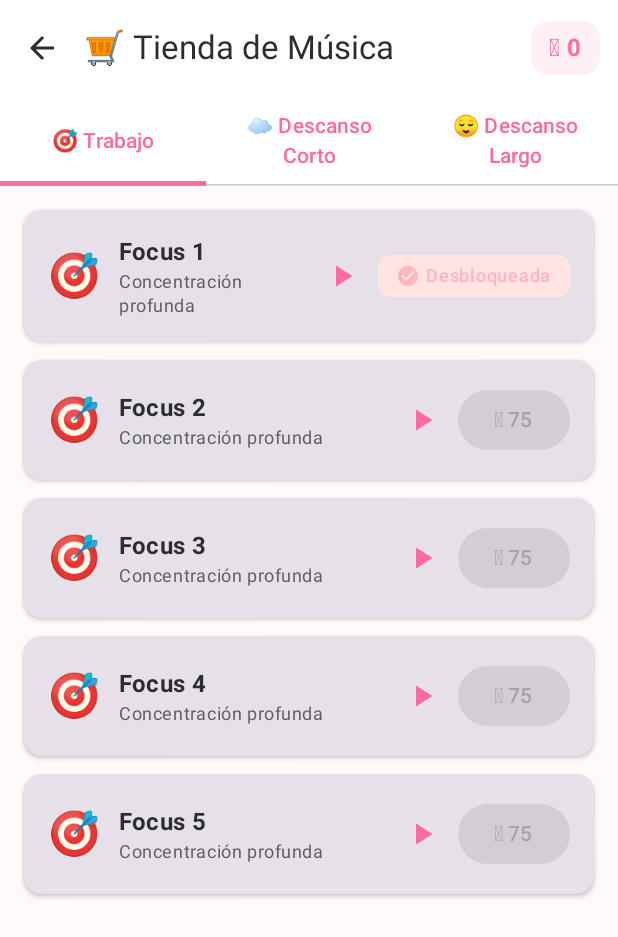
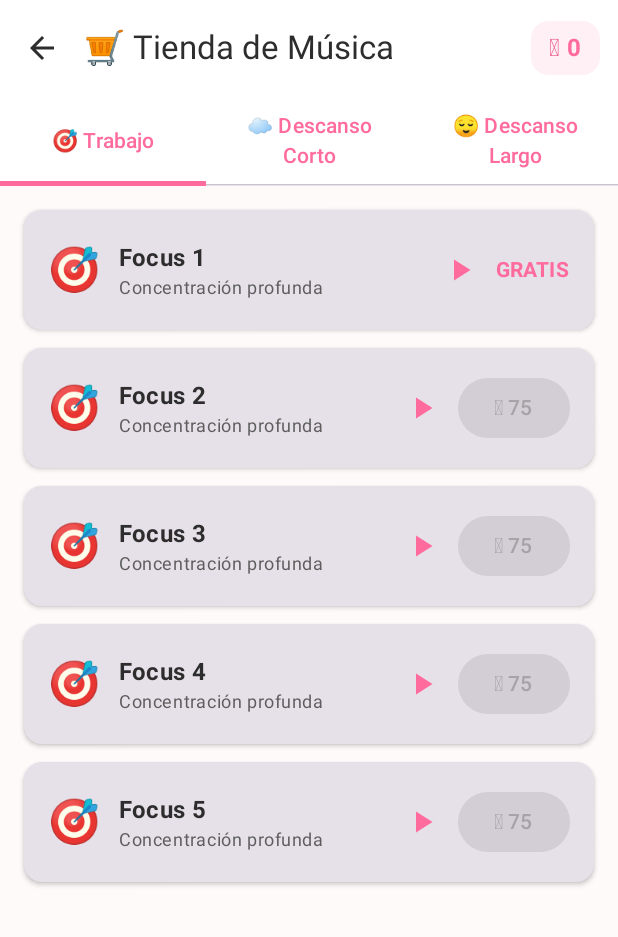
Before and after one commit to Adano89859/PomodoroAndroid, an Android app built with Jetpack Compose: the screen it shows after launch (MainActivity), after a tap on "Tienda", on a phone screen of 412 x 824 dp. Shown: the top 937 px of the screen. Run offline under Robolectric (Android 15) with nearby library versions, the light colour scheme and no system bars; our stand-ins replace Room's generated code; 3 other taps on this screen came first.

Commit message:
Compras en la tienda, ahora se pueden gastar monedas en la tienda a cambio de canciones.

```diff
--- a/app/src/main/java/com/example/pomodoro/ui/shop/ShopScreen.kt
+++ b/app/src/main/java/com/example/pomodoro/ui/shop/ShopScreen.kt
@@ -11,6 +11,7 @@ import androidx.compose.ui.Alignment
 import androidx.compose.ui.Modifier
 import androidx.compose.ui.text.font.FontWeight
 import androidx.compose.ui.unit.dp
+import androidx.lifecycle.viewmodel.compose.viewModel
 import com.example.pomodoro.data.model.MusicTrack
 import com.example.pomodoro.data.model.SessionType
 import com.example.pomodoro.ui.timer.PomodoroViewModel
@@ -22,7 +23,10 @@ fun ShopScreen(
     viewModel: PomodoroViewModel,
     onNavigateBack: () -> Unit
 ) {
+    val shopViewModel: ShopViewModel = viewModel()
     val userCoins by viewModel.userCoins.collectAsState()
+    val unlockedMusicIds by shopViewModel.unlockedMusicIds.collectAsState(initial = emptyList())
+    val purchaseState by shopViewModel.purchaseState.collectAsState()
 
     var selectedTab by remember { mutableStateOf(0) }
     val tabs = listOf("🎯 Trabajo", "☁️ Descanso Corto", "😌 Descanso Largo")
@@ -37,7 +41,6 @@ fun ShopScreen(
                     }
                 },
                 actions = {
-                    // Mostrar monedas disponibles
                     Surface(
                         color = MaterialTheme.colorScheme.primaryContainer,
                         shape = MaterialTheme.shapes.medium,
@@ -69,7 +72,6 @@ fun ShopScreen(
                 .fillMaxSize()
                 .padding(padding)
         ) {
-            // Tabs para categorías
             TabRow(selectedTabIndex = selectedTab) {
                 tabs.forEachIndexed { index, title ->
                     Tab(
@@ -80,7 +82,6 @@ fun ShopScreen(
                 }
             }
 
-            // Lista de canciones según la categoría
             val sessionType = when (selectedTab) {
                 0 -> SessionType.WORK
                 1 -> SessionType.SHORT_BREAK
@@ -98,17 +99,60 @@ fun ShopScreen(
                     MusicTrackShopItem(
                         track = track,
                         userCoins = userCoins,
-                        isUnlocked = track.price == 0, // TODO: Verificar con BD
+                        isUnlocked = track.id in unlockedMusicIds,
                         onPurchase = {
-                            // TODO: Implementar compra
+                            shopViewModel.purchaseTrack(track.id)
                         },
                         onPreview = {
-                            // TODO: Implementar preview
+                            // TODO: Implementar preview más adelante
                         }
                     )
                 }
             }
         }
+    }
+
+    // Diálogos de estado de compra
+    when (val state = purchaseState) {
+        is PurchaseState.Success -> {
+            AlertDialog(
+                onDismissRequest = { shopViewModel.dismissPurchaseState() },
+                icon = {
+                    Text("🎉", style = MaterialTheme.typography.displayMedium)
+                },
+                title = { Text("¡Compra exitosa!") },
+                text = { Text("Has desbloqueado: ${state.trackName}") },
+                confirmButton = {
+                    TextButton(onClick = { shopViewModel.dismissPurchaseState() }) {
+                        Text("Genial")
+                    }
+                }
+            )
+        }
+        is PurchaseState.Error -> {
+            AlertDialog(
+                onDismissRequest = { shopViewModel.dismissPurchaseState() },
+                icon = {
+                    Icon(Icons.Default.Error, null, tint = MaterialTheme.colorScheme.error)
+                },
+                title = { Text("Error") },
+                text = { Text(state.message) },
+                confirmButton = {
+                    TextButton(onClick = { shopViewModel.dismissPurchaseState() }) {
+                        Text("Entendido")
+                    }
+                }
+            )
+        }
+        is PurchaseState.Loading -> {
+            Box(
+                modifier = Modifier.fillMaxSize(),
+                contentAlignment = Alignment.Center
+            ) {
+                CircularProgressIndicator()
+            }
+        }
+        else -> { /* Idle, no hacer nada */ }
     }
 }
 
@@ -131,7 +175,6 @@ fun MusicTrackShopItem(
             horizontalArrangement = Arrangement.SpaceBetween,
             verticalAlignment = Alignment.CenterVertically
         ) {
-            // Info de la canción
             Row(
                 modifier = Modifier.weight(1f),
                 horizontalArrangement = Arrangement.spacedBy(12.dp),
@@ -156,7 +199,6 @@ fun MusicTrackShopItem(
                 }
             }
 
-            // Botón de preview
             IconButton(onClick = onPreview) {
                 Icon(
                     Icons.Default.PlayArrow,
@@ -165,7 +207,6 @@ fun MusicTrackShopItem(
                 )
             }
 
-            // Estado: Gratis/Comprar/Desbloqueada
             if (isUnlocked) {
                 Surface(
                     color = MaterialTheme.colorScheme.secondaryContainer,
@@ -183,7 +224,7 @@ fun MusicTrackShopItem(
                             tint = MaterialTheme.colorScheme.secondary
                         )
                         Text(
-                            text = "Desbloqueada",
+                            text = "Tuya",
                             style = MaterialTheme.typography.labelMedium,
                             color = MaterialTheme.colorScheme.secondary
                         )
--- /dev/null
+++ b/app/src/main/java/com/example/pomodoro/ui/shop/ShopViewModel.kt
@@ -0,0 +1,54 @@
+package com.example.pomodoro.ui.shop
+
+import android.app.Application
+import androidx.lifecycle.AndroidViewModel
+import androidx.lifecycle.viewModelScope
+import com.example.pomodoro.data.database.AppDatabase
+import com.example.pomodoro.data.repository.MusicRepository
+import com.example.pomodoro.data.repository.PurchaseResult
+import kotlinx.coroutines.flow.MutableStateFlow
+import kotlinx.coroutines.flow.StateFlow
+import kotlinx.coroutines.flow.asStateFlow
+import kotlinx.coroutines.launch
+
+class ShopViewModel(application: Application) : AndroidViewModel(application) {
+
+    private val musicRepository: MusicRepository
+
+    init {
+        val musicDao = AppDatabase.getDatabase(application).musicDao()
+        val userDao = AppDatabase.getDatabase(application).userDao()
+        musicRepository = MusicRepository(musicDao, userDao)
+    }
+
+    val unlockedMusicIds = musicRepository.unlockedMusicIds
+
+    private val _purchaseState = MutableStateFlow<PurchaseState>(PurchaseState.Idle)
+    val purchaseState: StateFlow<PurchaseState> = _purchaseState.asStateFlow()
+
+    fun purchaseTrack(trackId: Int) {
+        viewModelScope.launch {
+            _purchaseState.value = PurchaseState.Loading
+
+            val result = musicRepository.purchaseTrack(trackId)
+
+            _purchaseState.value = when (result) {
+                is PurchaseResult.Success -> PurchaseState.Success(result.track.name)
+                is PurchaseResult.InsufficientCoins -> PurchaseState.Error("No tienes suficientes monedas")
+                is PurchaseResult.AlreadyUnlocked -> PurchaseState.Error("Ya tienes esta canción")
+                is PurchaseResult.TrackNotFound -> PurchaseState.Error("Canción no encontrada")
+            }
+        }
+    }
+
+    fun dismissPurchaseState() {
+        _purchaseState.value = PurchaseState.Idle
+    }
+}
+
+sealed class PurchaseState {
+    object Idle : PurchaseState()
+    object Loading : PurchaseState()
+    data class Success(val trackName: String) : PurchaseState()
+    data class Error(val message: String) : PurchaseState()
+}
--- a/gradle/libs.versions.toml
+++ b/gradle/libs.versions.toml
@@ -1,5 +1,5 @@
 [versions]
-agp = "8.13.1"
+agp = "8.13.2"
 kotlin = "2.0.21"
 coreKtx = "1.10.1"
 junit = "4.13.2"
```
Also changed, not shown: 1 other file.
